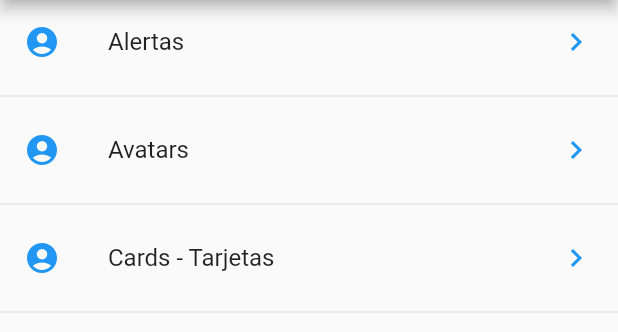
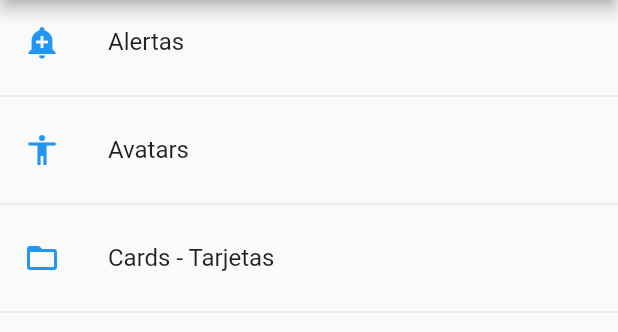
Before and after one commit to KestlerBarrios/ComponentesApp, a Flutter app: the screen it shows after launch, on a phone screen of 412 x 824 dp, the part 84-416 px from its top. Run offline on Flutter 3.47's test engine with Material 2 defaults, Android fonts, the phone set to English and light mode, and no system bars.

Commit message:
Obteniendo iconos desde String

```diff
--- a/lib/src/pages/home_page.dart
+++ b/lib/src/pages/home_page.dart
@@ -1,4 +1,5 @@
 import 'package:componentes/src/providers/menu_provider.dart';
+import 'package:componentes/src/utils/icono_string_util.dart';
 import 'package:flutter/material.dart';
 
 class HomePage extends StatelessWidget {
@@ -33,14 +34,7 @@ class HomePage extends StatelessWidget {
         title: Text(
           opt['texto'],
         ),
-        leading: Icon(
-          Icons.account_circle,
-          color: Colors.blue,
-        ),
-        trailing: Icon(
-          Icons.keyboard_arrow_right,
-          color: Colors.blue,
-        ),
+        leading: getIcon(opt['icon']),
         onTap: () {},
       );
       opciones..add(widgetTemp)..add(Divider());
--- /dev/null
+++ b/lib/src/utils/icono_string_util.dart
@@ -0,0 +1,14 @@
+import 'package:flutter/material.dart';
+
+final _icons = <String, IconData>{
+  "add_alert": Icons.add_alert,
+  "accessibility": Icons.accessibility,
+  "folder_open": Icons.folder_open
+};
+
+Icon getIcon(String nombreIcono) {
+  return Icon(
+    _icons[nombreIcono],
+    color: Colors.blue,
+  );
+}
```
